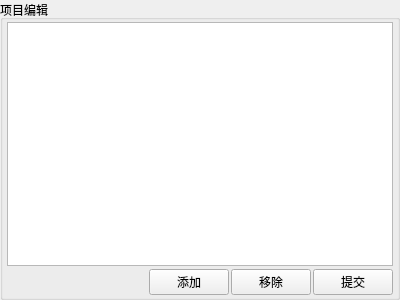
Before: the Qt Designer form cosmetic_src/CommonQt/ItemEditor.ui in oaheiw/darwinner, drawn with Qt 5.
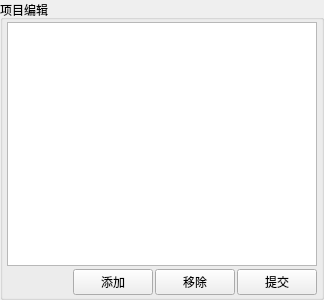
After: the same form once the commit is applied. Icons and pictures are not drawn.

Diff of the .ui file:
```diff
--- a/cosmetic_src/CommonQt/ItemEditor.ui
+++ b/cosmetic_src/CommonQt/ItemEditor.ui
@@ -9,7 +9,7 @@
    <rect>
     <x>0</x>
     <y>0</y>
-    <width>400</width>
+    <width>324</width>
     <height>300</height>
    </rect>
   </property>
@@ -83,7 +83,13 @@
           <property name="minimumSize">
            <size>
             <width>60</width>
-            <height>0</height>
+            <height>20</height>
+           </size>
+          </property>
+          <property name="maximumSize">
+           <size>
+            <width>80</width>
+            <height>30</height>
            </size>
           </property>
           <property name="text">
@@ -100,7 +106,13 @@
           <property name="minimumSize">
            <size>
             <width>60</width>
-            <height>0</height>
+            <height>20</height>
+           </size>
+          </property>
+          <property name="maximumSize">
+           <size>
+            <width>80</width>
+            <height>30</height>
            </size>
           </property>
           <property name="text">
@@ -117,7 +129,13 @@
           <property name="minimumSize">
            <size>
             <width>60</width>
-            <height>0</height>
+            <height>20</height>
+           </size>
+          </property>
+          <property name="maximumSize">
+           <size>
+            <width>80</width>
+            <height>30</height>
            </size>
           </property>
           <property name="text">
```
Left out of the diff: 2 changed lines with no effect on the pictures.
